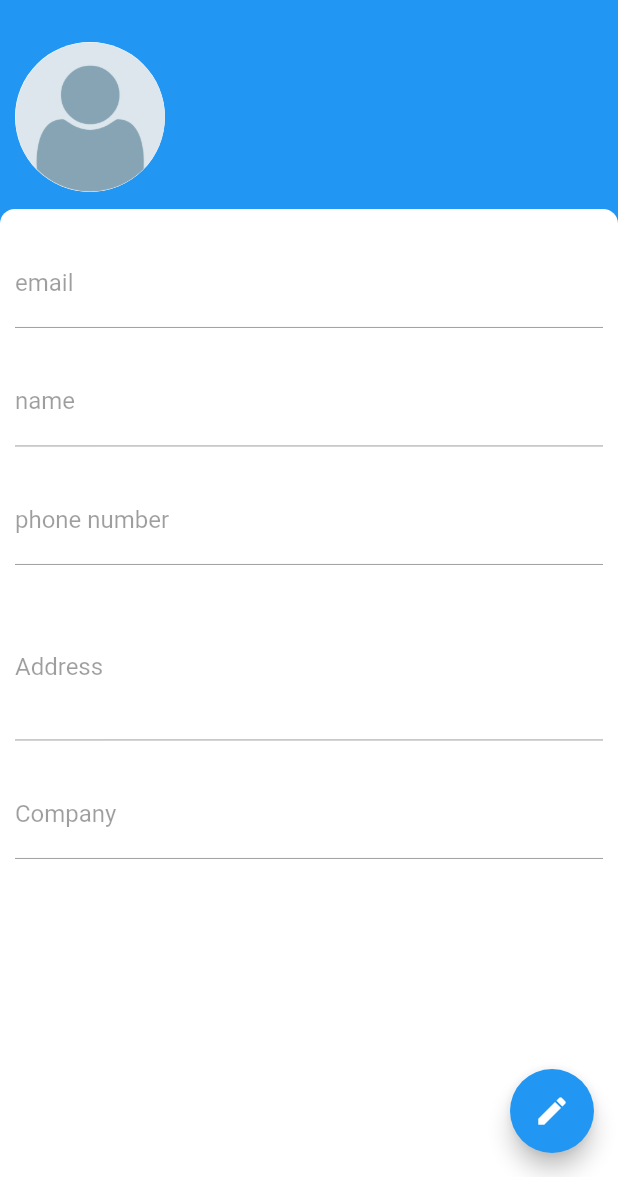
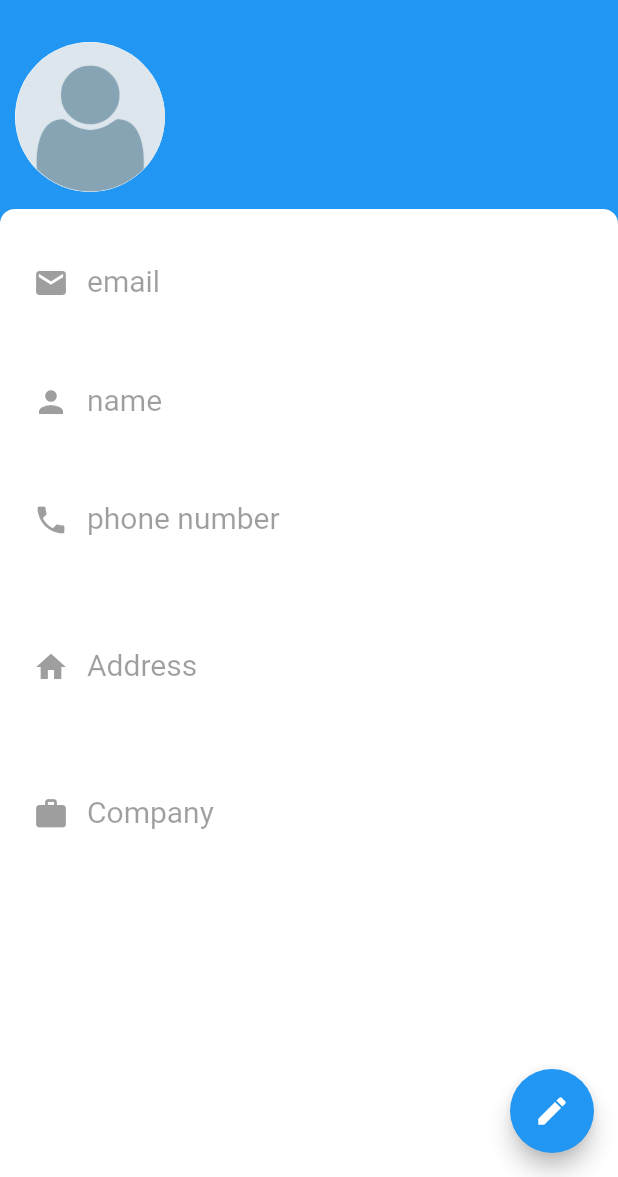
Before and after one commit to SushantSangle/firebase_auth_flutter, a Flutter app: the DetailsPage screen opened directly, on a phone screen of 412 x 824 dp, the part 59-1236 px from its top. Run offline on Flutter 3.47's test engine with Material 2 defaults, Android fonts, the phone set to English and light mode, and no system bars; our stand-ins replace cloud_firestore, firebase_auth, firebase_core, webview_flutter; accounts and stored records are empty.

Commit message:
added suffix icons, created disabledBorder

```diff
--- a/lib/common_components/text_field_box.dart
+++ b/lib/common_components/text_field_box.dart
@@ -1,4 +1,5 @@
 import 'package:flutter/material.dart';
+
 
 class TextFieldBox extends StatelessWidget{
   String labelText;
@@ -9,6 +10,8 @@ class TextFieldBox extends StatelessWidget{
   int maxLines;
   bool disabled;
   double width;
+  IconData prefixIcon;
+  Widget suffix;
   TextFieldBox({this.labelText,
     this.controller,
     this.textValidator,
@@ -17,6 +20,8 @@ class TextFieldBox extends StatelessWidget{
     this.maxLines = 1,
     this.disabled = false,
     this.width,
+    this.prefixIcon,
+    this.suffix,
   });
 
   @override
@@ -27,8 +32,9 @@ class TextFieldBox extends StatelessWidget{
         width: width ?? MediaQuery.of(context).size.width * 0.8,
         child: TextFormField(
             enabled: !disabled,
+            textAlignVertical: TextAlignVertical.center,
             autovalidateMode: AutovalidateMode.onUserInteraction,
-            maxLines: this.maxLines,
+            maxLines: maxLines,
             readOnly: disabled,
             controller: this.controller,
             obscureText: this.obscureText,
@@ -36,6 +42,9 @@ class TextFieldBox extends StatelessWidget{
             keyboardType: keyboardType,
             decoration: InputDecoration(
               labelText: this.labelText,
+              disabledBorder: OutlineInputBorder(
+                borderSide: BorderSide.none,
+              ),
               focusedErrorBorder: OutlineInputBorder(
                 borderSide: BorderSide(
                   color: Colors.red[600],
@@ -64,6 +73,13 @@ class TextFieldBox extends StatelessWidget{
                 ),
                 borderRadius: BorderRadius.all(Radius.circular(10)),
               ),
+              labelStyle: TextStyle(
+                inherit: true,
+                fontSize: 20,
+              ),
+              prefixIcon: prefixIcon != null ? Icon(
+                prefixIcon,
+              ) : Container(),
             )
         ),
       ),
--- a/lib/ui/LoginPage.dart
+++ b/lib/ui/LoginPage.dart
@@ -73,13 +73,15 @@ class _LoginPageState extends State<LoginPage> {
                       labelText: 'email',
                       controller: username,
                       keyboardType: TextInputType.emailAddress,
-                      textValidator: (str) => Validator.email(str)
+                      textValidator: (str) => Validator.email(str),
+                      prefixIcon: Icons.email,
                     ),
                     TextFieldBox(
                       labelText: 'Password',
                       controller: password,
                       obscureText: true,
                       textValidator: (str) => Validator.password(str),
+                      prefixIcon: Icons.lock_outline,
                     ),
                     SizedBox(
                       width: MediaQuery.of(context).size.width * 0.8,
--- a/lib/ui/details_page.dart
+++ b/lib/ui/details_page.dart
@@ -147,12 +147,15 @@ class _DetailPageState extends State<DetailsPage> {
                   controller: email,
                   disabled: true,
                   width: width - 20,
+                  prefixIcon: Icons.email,
+                  keyboardType: TextInputType.emailAddress,
                 ),
                 TextFieldBox(
                   labelText: 'name',
                   controller: this.name,
                   disabled: !this.editMode,
                   width: width - 20,
+                  prefixIcon: Icons.person,
                 ),
                 TextFieldBox(
                   labelText: 'phone number',
@@ -161,6 +164,7 @@ class _DetailPageState extends State<DetailsPage> {
                   textValidator: Validator.number,
                   width: width - 20,
                   keyboardType: TextInputType.phone,
+                  prefixIcon: Icons.phone,
                 ),
                 TextFieldBox(
                   labelText: 'Address',
@@ -168,12 +172,14 @@ class _DetailPageState extends State<DetailsPage> {
                   disabled: !this.editMode,
                   maxLines: 3,
                   width: width - 20,
+                  prefixIcon: Icons.home,
                 ),
                 TextFieldBox(
                   labelText: 'Company',
                   controller: this.company,
                   disabled: !this.editMode,
                   width: width - 20,
+                  prefixIcon: Icons.work,
                 ),
               ],
             ),
--- a/pubspec.yaml
+++ b/pubspec.yaml
@@ -29,6 +29,7 @@ dependencies:
   flutter_spinkit: ^2.1.0
   cupertino_icons: ^1.0.2
   provider: "^4.0.0"
+  webview_flutter: ^1.0.7
 
 dev_dependencies:
   flutter_test:
```
Also changed, not shown: lib/common_components/application_drawer.dart (+37 -14 lines), lib/ui/signup_page.dart (+7 -0 lines), pubspec.lock.
